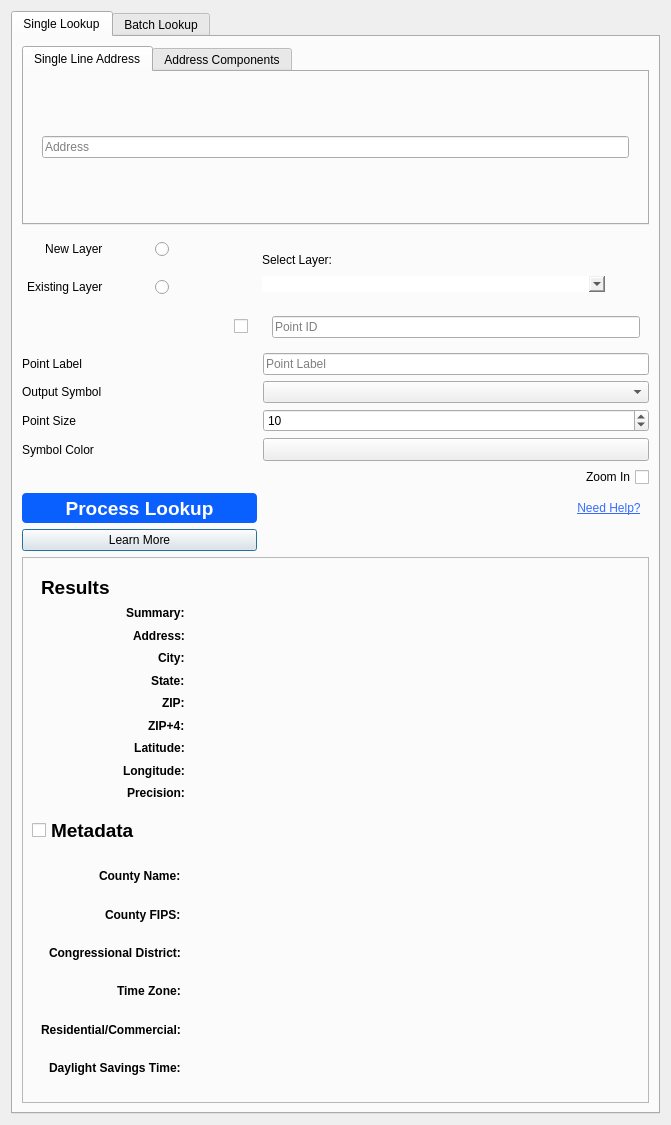
Qt form smarty/smarty_dialog_base.ui (smarty/qgis-plugin) before a commit.
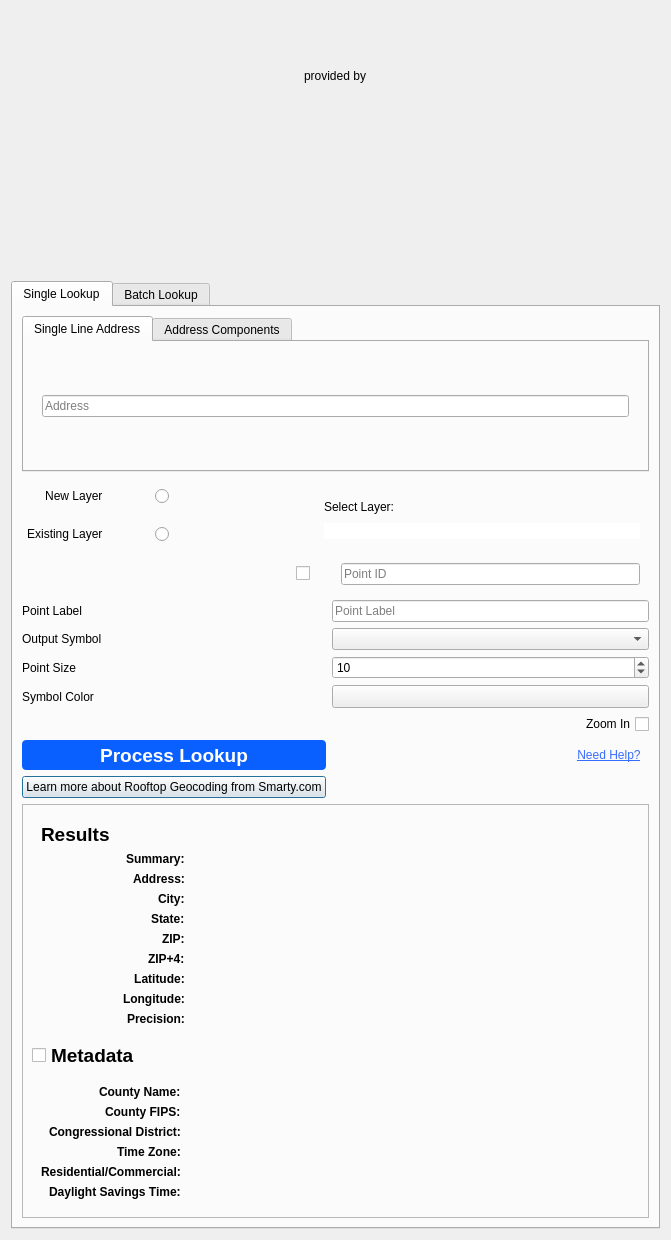
The same form after that commit. Icons and pictures are not drawn. Custom widgets are drawn as their Qt base class.

Commit message: Added Smarty Logo to ui

Patch:
```diff
--- a/smarty/smarty_dialog_base.ui
+++ b/smarty/smarty_dialog_base.ui
@@ -7,7 +7,7 @@
     <x>0</x>
     <y>0</y>
     <width>671</width>
-    <height>1125</height>
+    <height>1240</height>
    </rect>
   </property>
   <property name="sizePolicy">
@@ -23,7 +23,7 @@
    <property name="sizeConstraint">
     <enum>QLayout::SetMinAndMaxSize</enum>
    </property>
-   <item row="0" column="0">
+   <item row="4" column="0">
     <widget class="QTabWidget" name="tabWidget">
      <property name="sizePolicy">
       <sizepolicy hsizetype="Preferred" vsizetype="Preferred">
@@ -212,7 +212,7 @@
        <item row="10" column="0" colspan="4">
         <widget class="QPushButton" name="visit_smarty">
          <property name="text">
-          <string>Learn More</string>
+          <string>Learn more about Rooftop Geocoding from Smarty.com</string>
          </property>
         </widget>
        </item>
@@ -808,7 +808,7 @@
             <property name="frameShadow">
              <enum>QFrame::Plain</enum>
             </property>
-            <layout class="QGridLayout" name="gridLayout_2" rowstretch="0,0,0,0,0,0,0">
+            <layout class="QGridLayout" name="gridLayout_2" rowstretch="0,0,0,0,0,0">
              <item row="4" column="0" alignment="Qt::AlignRight">
               <widget class="QLabel" name="label_25">
                <property name="font">
@@ -1412,6 +1412,27 @@
      </widget>
     </widget>
    </item>
+   <item row="1" column="0" rowspan="2">
+    <layout class="QGridLayout" name="gridLayout_14">
+     <item row="1" column="0" alignment="Qt::AlignHCenter">
+      <widget class="QLabel" name="smarty_label">
+       <property name="text">
+        <string/>
+       </property>
+       <property name="pixmap">
+        <pixmap>smarty-logo-gradient.png</pixmap>
+       </property>
+      </widget>
+     </item>
+     <item row="0" column="0" alignment="Qt::AlignHCenter">
+      <widget class="QLabel" name="label_27">
+       <property name="text">
+        <string>provided by</string>
+       </property>
+      </widget>
+     </item>
+    </layout>
+   </item>
   </layout>
  </widget>
  <customwidgets>
```
Left out of the diff: 4 changed lines with no effect on the pictures.
